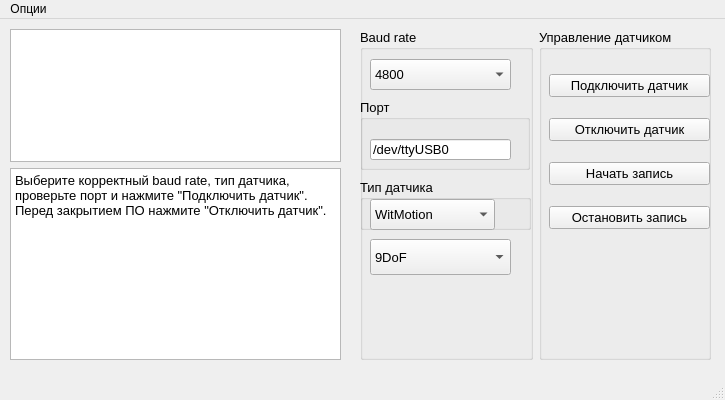
kirilltarasov99/witmotionconnect, file QtDesigner/app.ui: the form before one commit.
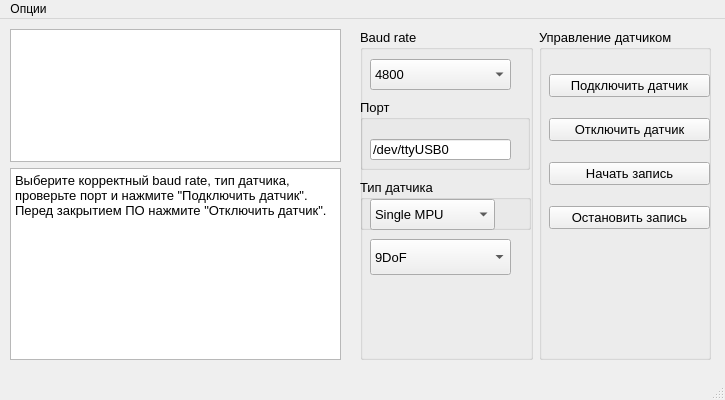
The form after the commit.

Commit message: UI update to support magnetometer calibration in DoubleMPU mode

Patch:
```diff
--- a/QtDesigner/app.ui
+++ b/QtDesigner/app.ui
@@ -168,11 +168,6 @@
              <height>31</height>
             </rect>
            </property>
-           <item>
-            <property name="text">
-             <string>WitMotion</string>
-            </property>
-           </item>
            <item>
             <property name="text">
              <string>Single MPU</string>
```
Left out of the diff: 7 changed lines with no effect on the pictures. The commit also changes 3 other files.
